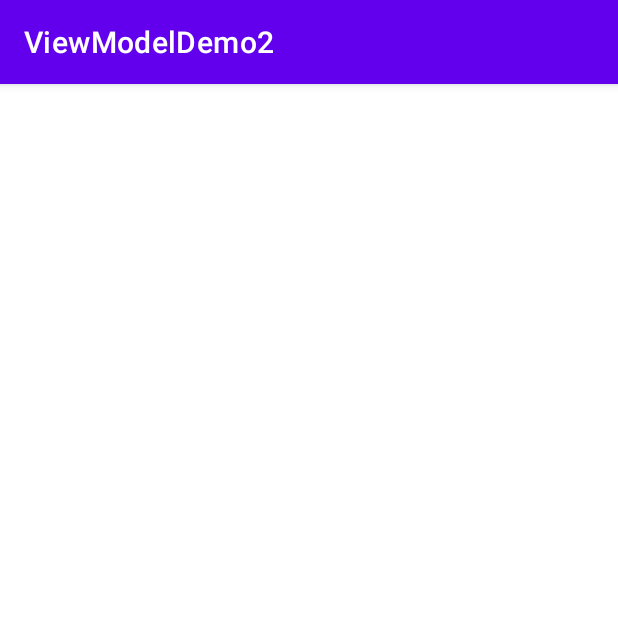
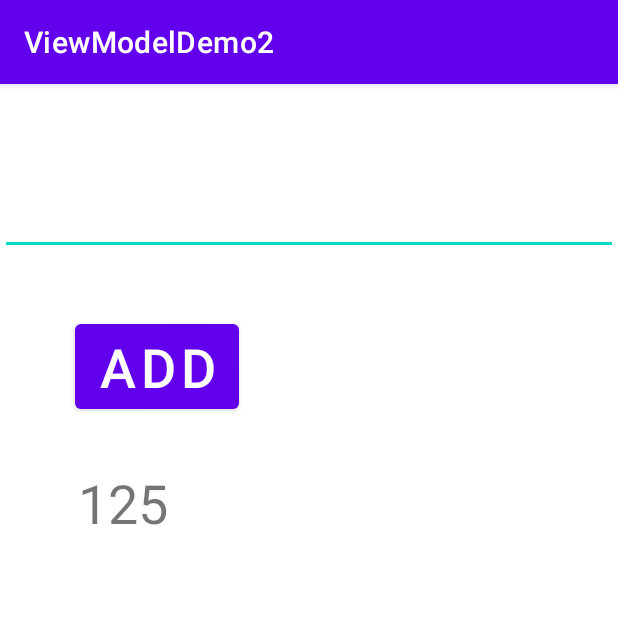
Before and after one commit to Bullets-jyr/androidAdvanced, an Android app: the screen it shows after launch (MainActivity), on a phone screen of 412 x 824 dp, the top half of it. Run offline under Robolectric (Android 15) with nearby library versions, the phone set to English and light mode, and no system bars; our stand-ins replace data binding.

Commit message:
33. Coding Challenge && 34. Coding Challenge Answer

```diff
--- a/viewmodeldemo2/src/main/java/kr/co/bullets/viewmodeldemo2/MainActivity.kt
+++ b/viewmodeldemo2/src/main/java/kr/co/bullets/viewmodeldemo2/MainActivity.kt
@@ -19,17 +19,20 @@ class MainActivity : AppCompatActivity() {
         binding = DataBindingUtil.setContentView(this, R.layout.activity_main)
         viewModelFactory = MainActivityViewModelFactory(125)
         viewModel = ViewModelProvider(this, viewModelFactory).get(MainActivityViewModel::class.java)
+        binding.myViewModel = viewModel
+        // LiveData를 직접 사용하려면 데이터 바인딩 개체를 사용하여 수명 주기 소유자를 제공해야 합니다.
+        binding.lifecycleOwner = this
 
 //        viewModel.total.observe(this, Observer {
-        viewModel.totalData.observe(this, Observer {
-            binding.resultTextView.text = it.toString()
-        })
+//        viewModel.totalData.observe(this, Observer {
+//            binding.resultTextView.text = it.toString()
+//        })
 
 //        binding.resultTextView.text = viewModel.getTotal().toString()
 
-        binding.insertButton.setOnClickListener {
-            viewModel.setTotal(binding.inputEditText.text.toString().toInt())
+//        binding.insertButton.setOnClickListener {
+//            viewModel.setTotal(binding.inputEditText.text.toString().toInt())
 //            binding.resultTextView.text = viewModel.getTotal().toString()
-        }
+//        }
     }
 }
--- a/viewmodeldemo2/src/main/res/layout/activity_main.xml
+++ b/viewmodeldemo2/src/main/res/layout/activity_main.xml
@@ -2,6 +2,13 @@
 <layout xmlns:android="http://schemas.android.com/apk/res/android"
     xmlns:app="http://schemas.android.com/apk/res-auto"
     xmlns:tools="http://schemas.android.com/tools">
+
+    <data>
+
+        <variable
+            name="myViewModel"
+            type="kr.co.bullets.viewmodeldemo2.MainActivityViewModel" />
+    </data>
 
     <androidx.constraintlayout.widget.ConstraintLayout
         android:layout_width="match_parent"
@@ -14,6 +21,7 @@
             android:layout_height="wrap_content"
             android:ems="10"
             android:inputType="number"
+            android:text="@={myViewModel.inputText}"
             android:textSize="36sp"
             app:layout_constraintBottom_toBottomOf="parent"
             app:layout_constraintEnd_toEndOf="parent"
@@ -28,6 +36,7 @@
             android:layout_height="wrap_content"
             android:layout_marginStart="50dp"
             android:layout_marginTop="40dp"
+            android:onClick="@{() -> myViewModel.setTotal()}"
             android:text="Add"
             android:textSize="36sp"
             app:layout_constraintStart_toStartOf="parent"
@@ -40,6 +49,7 @@
             android:layout_marginStart="45dp"
             android:layout_marginTop="32dp"
             android:layout_marginEnd="41dp"
+            android:text="@{String.valueOf(myViewModel.totalData)}"
             android:textSize="36sp"
             app:layout_constraintEnd_toEndOf="@+id/insert_button"
             app:layout_constraintStart_toStartOf="parent"
```
Also changed, not shown: viewmodeldemo2/src/main/java/kr/co/bullets/viewmodeldemo2/MainActivityViewModel.kt (+10 -2 lines).
